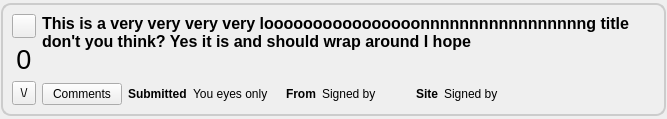
This is retroshare-gui/src/gui/Posted/PostedItem.ui in RetroShare/RetroShare as Qt 5 draws it before an edit. The edited form follows.
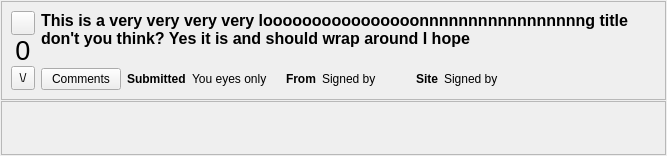
This is the edited form. Icons and pictures are not drawn. Custom widgets are drawn as their Qt base class.

Commit message: Enabled to display the Notes text on the Post Item

Patch:
```diff
--- a/retroshare-gui/src/gui/Posted/PostedItem.ui
+++ b/retroshare-gui/src/gui/Posted/PostedItem.ui
@@ -7,7 +7,7 @@
     <x>0</x>
     <y>0</y>
     <width>667</width>
-    <height>119</height>
+    <height>156</height>
    </rect>
   </property>
   <property name="font">
@@ -34,10 +34,7 @@
       </sizepolicy>
      </property>
      <property name="styleSheet">
-      <string notr="true">QFrame#frame{border: 2px solid #CCCCCC;
-background: qlineargradient(x1: 0, y1: 0, x2: 0, y2: 1,
-                                     stop: 0 #EEEEEE, stop: 1 #CCCCCC);
-border-radius: 10px}</string>
+      <string notr="true"/>
      </property>
      <property name="frameShape">
       <enum>QFrame::StyledPanel</enum>
@@ -48,6 +45,9 @@
      <layout class="QGridLayout" name="gridLayout">
       <item row="0" column="0" rowspan="2">
        <layout class="QVBoxLayout" name="verticalLayout">
+        <property name="spacing">
+         <number>0</number>
+        </property>
         <item>
          <widget class="QToolButton" name="voteUpButton">
           <property name="minimumSize">
@@ -280,6 +280,34 @@
      </layout>
     </widget>
    </item>
+   <item>
+    <widget class="QFrame" name="frame_notes">
+     <property name="frameShape">
+      <enum>QFrame::StyledPanel</enum>
+     </property>
+     <property name="frameShadow">
+      <enum>QFrame::Raised</enum>
+     </property>
+     <layout class="QGridLayout" name="gridLayout_2">
+      <property name="margin">
+       <number>1</number>
+      </property>
+      <item row="0" column="0">
+       <widget class="QLabel" name="notes">
+        <property name="styleSheet">
+         <string notr="true"/>
+        </property>
+        <property name="text">
+         <string/>
+        </property>
+        <property name="wordWrap">
+         <bool>true</bool>
+        </property>
+       </widget>
+      </item>
+     </layout>
+    </widget>
+   </item>
   </layout>
  </widget>
  <customwidgets>
```
The commit also changes 2 other files.
